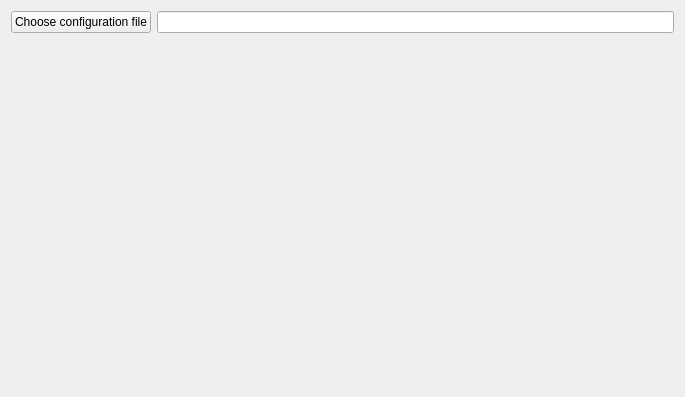
The window that qrestic/ui/main_widget.ui (altaris/qrestic) describes before a commit, drawn with Qt 5.
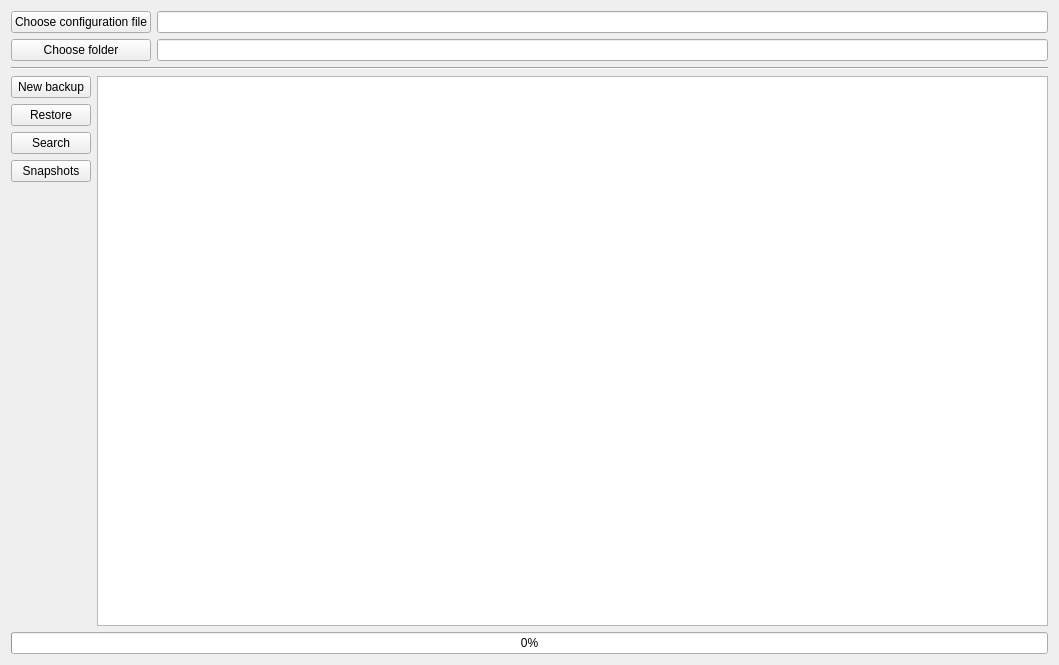
The same window after the commit. Icons and pictures are not drawn.

Commit message: Basic UI for snapshots

Patch:
```diff
--- a/qrestic/ui/main_widget.ui
+++ b/qrestic/ui/main_widget.ui
@@ -6,17 +6,24 @@
    <rect>
     <x>0</x>
     <y>0</y>
-    <width>685</width>
-    <height>397</height>
+    <width>1059</width>
+    <height>665</height>
    </rect>
   </property>
   <property name="windowTitle">
    <string>Form</string>
   </property>
-  <layout class="QVBoxLayout" name="verticalLayout">
+  <layout class="QVBoxLayout" name="verticalLayout_3">
    <item>
-    <layout class="QHBoxLayout" name="horizontalLayout">
-     <item>
+    <layout class="QGridLayout" name="gridLayout">
+     <item row="0" column="1">
+      <widget class="QLineEdit" name="le_configuration_file">
+       <property name="readOnly">
+        <bool>true</bool>
+       </property>
+      </widget>
+     </item>
+     <item row="0" column="0">
       <widget class="QPushButton" name="pb_configuration_file">
        <property name="text">
         <string>Choose configuration file</string>
@@ -28,27 +35,160 @@
        </property>
       </widget>
      </item>
-     <item>
-      <widget class="QLineEdit" name="le_configuration_file">
+     <item row="1" column="1">
+      <widget class="QLineEdit" name="le_folder">
        <property name="readOnly">
         <bool>true</bool>
        </property>
       </widget>
      </item>
+     <item row="1" column="0">
+      <widget class="QPushButton" name="pb_folder">
+       <property name="text">
+        <string>Choose folder</string>
+       </property>
+       <property name="icon">
+        <iconset>
+         <normalon>:/main/icons/folder.svg</normalon>
+        </iconset>
+       </property>
+      </widget>
+     </item>
     </layout>
    </item>
    <item>
-    <spacer name="verticalSpacer">
+    <widget class="Line" name="line">
      <property name="orientation">
-      <enum>Qt::Vertical</enum>
+      <enum>Qt::Horizontal</enum>
      </property>
-     <property name="sizeHint" stdset="0">
-      <size>
-       <width>20</width>
-       <height>40</height>
-      </size>
-     </property>
-    </spacer>
+    </widget>
+   </item>
+   <item>
+    <widget class="QWidget" name="w_operations" native="true">
+     <layout class="QVBoxLayout" name="verticalLayout_2">
+      <property name="leftMargin">
+       <number>0</number>
+      </property>
+      <property name="topMargin">
+       <number>0</number>
+      </property>
+      <property name="rightMargin">
+       <number>0</number>
+      </property>
+      <property name="bottomMargin">
+       <number>0</number>
+      </property>
+      <item>
+       <layout class="QHBoxLayout" name="horizontalLayout">
+        <item>
+         <widget class="QWidget" name="w_buttons" native="true">
+          <layout class="QVBoxLayout" name="verticalLayout">
+           <property name="leftMargin">
+            <number>0</number>
+           </property>
+           <property name="topMargin">
+            <number>0</number>
+           </property>
+           <property name="rightMargin">
+            <number>0</number>
+           </property>
+           <property name="bottomMargin">
+            <number>0</number>
+           </property>
+           <item>
+            <widget class="QPushButton" name="pb_backup">
+             <property name="text">
+              <string>New backup</string>
+             </property>
+             <property name="icon">
+              <iconset>
+               <normalon>:/main/icons/upload.svg</normalon>
+              </iconset>
+             </property>
+             <property name="iconSize">
+              <size>
+               <width>256</width>
+               <height>16</height>
+              </size>
+             </property>
+            </widget>
+           </item>
+           <item>
+            <widget class="QPushButton" name="pb_restore">
+             <property name="text">
+              <string>Restore</string>
+             </property>
+             <property name="icon">
+              <iconset>
+               <normalon>:/main/icons/download.svg</normalon>
+              </iconset>
+             </property>
+            </widget>
+           </item>
+           <item>
+            <widget class="QPushButton" name="pb_search">
+             <property name="text">
+              <string>Search</string>
+             </property>
+             <property name="icon">
+              <iconset>
+               <normalon>:/main/icons/search.svg</normalon>
+              </iconset>
+             </property>
+            </widget>
+           </item>
+           <item>
+            <widget class="QPushButton" name="pb_snapshots">
+             <property name="text">
+              <string>Snapshots</string>
+             </property>
+             <property name="icon">
+              <iconset>
+               <normalon>:/main/icons/database.svg</normalon>
+              </iconset>
+             </property>
+            </widget>
+           </item>
+           <item>
+            <spacer name="verticalSpacer">
+             <property name="orientation">
+              <enum>Qt::Vertical</enum>
+             </property>
+             <property name="sizeHint" stdset="0">
+              <size>
+               <width>20</width>
+               <height>374</height>
+              </size>
+             </property>
+            </spacer>
+           </item>
+          </layout>
+         </widget>
+        </item>
+        <item>
+         <widget class="QTableView" name="table_view">
+          <property name="editTriggers">
+           <set>QAbstractItemView::NoEditTriggers</set>
+          </property>
+          <property name="alternatingRowColors">
+           <bool>true</bool>
+          </property>
+          <property name="sortingEnabled">
+           <bool>true</bool>
+          </property>
+         </widget>
+        </item>
+       </layout>
+      </item>
+      <item>
+       <widget class="QProgressBar" name="progress_bar">
+        <property name="value">
+         <number>0</number>
+        </property>
+       </widget>
+      </item>
+     </layout>
+    </widget>
    </item>
   </layout>
  </widget>
```
Left out of the diff: 2 changed lines with no effect on the pictures. The commit also changes 11 other files.
